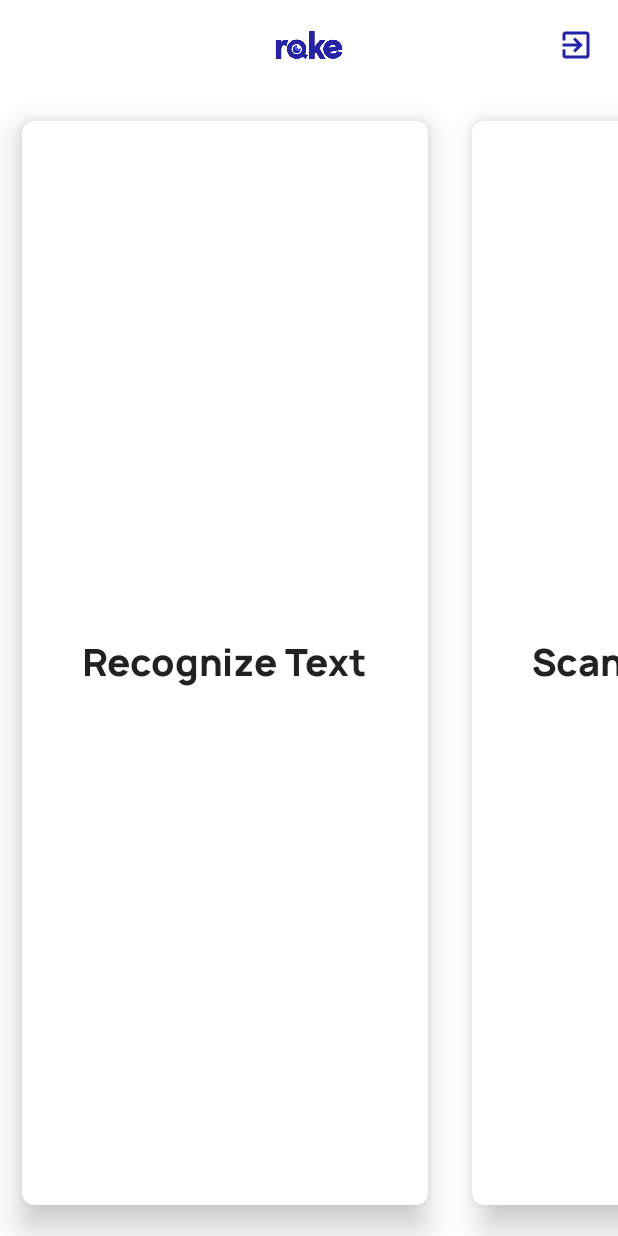
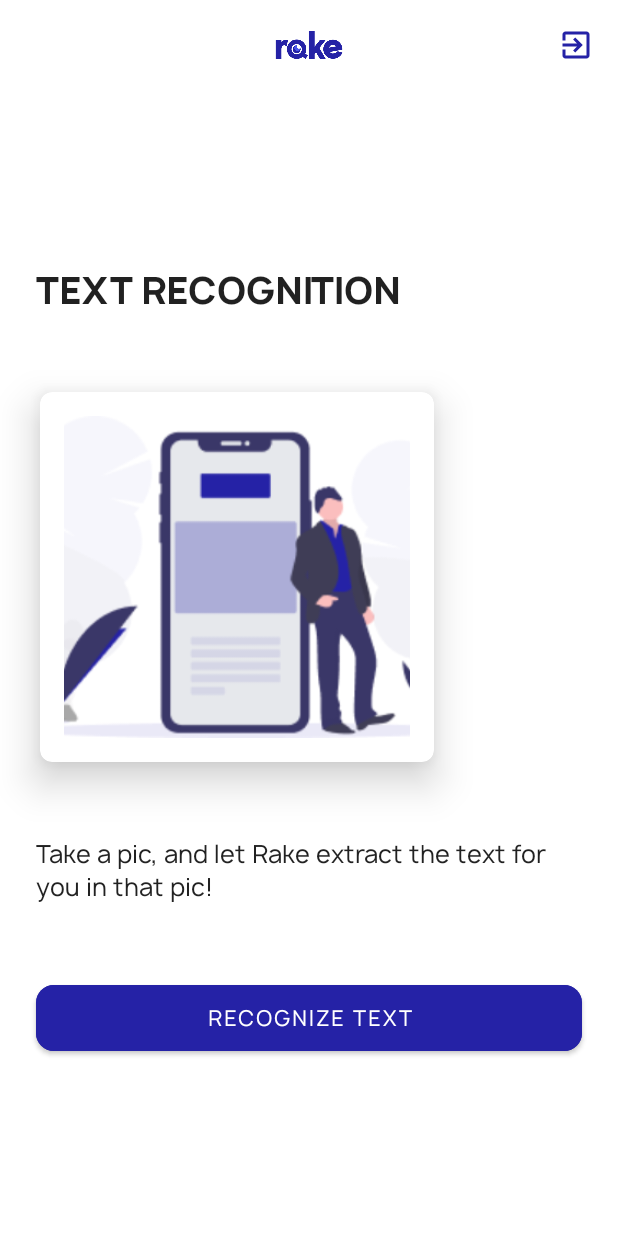
Before and after one commit to bapspatil/Rake, an Android app: the screen it shows after launch once a user with an empty profile is signed in (PickerActivity), on a phone screen of 412 x 824 dp. Run offline under Robolectric (Android 15) with nearby library versions, the light colour scheme and no system bars; our stand-ins replace Firebase (no records; nobody signed in at launch, a user with empty details on screens opened directly), data binding; libraries missing offline, so code that uses them is left out: com.firebase.ui; 1 statement that could not run was skipped.

Commit message:
Re-did UI for PickerActivity

```diff
--- a/app/src/main/java/com/bapspatil/rake/adapter/PickerAdapter.kt
+++ b/app/src/main/java/com/bapspatil/rake/adapter/PickerAdapter.kt
@@ -4,9 +4,9 @@ import android.content.Context
 import android.view.LayoutInflater
 import android.view.View
 import android.view.ViewGroup
-import androidx.core.content.res.ResourcesCompat
 import androidx.recyclerview.widget.RecyclerView
 import com.bapspatil.rake.R
+import com.bapspatil.rake.model.PickerItem
 import com.bapspatil.rake.ui.CameraActivity
 import com.bapspatil.rake.util.Constants
 import kotlinx.android.synthetic.main.item_picker.view.*
@@ -16,7 +16,7 @@ import org.jetbrains.anko.startActivity
 ** Created by Bapusaheb Patil {@link https://bapspatil.com}
 */
 
-class PickerAdapter(private val pickerOptions: ArrayList<String>) : RecyclerView.Adapter<PickerAdapter.PickerViewHolder>() {
+class PickerAdapter(private val pickerOptions: ArrayList<PickerItem>) : RecyclerView.Adapter<PickerAdapter.PickerViewHolder>() {
     private lateinit var mContext: Context
 
     inner class PickerViewHolder(itemView: View) : RecyclerView.ViewHolder(itemView)
@@ -27,12 +27,15 @@ class PickerAdapter(private val pickerOptions: ArrayList<String>) : RecyclerView
     }
 
     override fun onBindViewHolder(viewHolder: PickerViewHolder, position: Int) {
-        viewHolder.itemView.textPickerItemView.text = pickerOptions[position]
-        viewHolder.itemView.textPickerItemView.typeface = ResourcesCompat.getFont(mContext, R.font.manrope_bold)
+        viewHolder.itemView.textPickerItemView.text = pickerOptions[position].title
+        viewHolder.itemView.featureImageView.setImageResource(pickerOptions[position].drawable)
+        viewHolder.itemView.descriptionPickerTextView.text = pickerOptions[position].description
+        viewHolder.itemView.startButton.text = pickerOptions[position].buttonText
+
         when (position) {
-            0 -> viewHolder.itemView.setOnClickListener { mContext.startActivity<CameraActivity>(Constants.KEY_FUNCTION to Constants.VALUE_RECOGNIZE_TEXT) }
-            1 -> viewHolder.itemView.setOnClickListener { mContext.startActivity<CameraActivity>(Constants.KEY_FUNCTION to Constants.VALUE_SCAN_BARCODE) }
-            2 -> viewHolder.itemView.setOnClickListener { mContext.startActivity<CameraActivity>(Constants.KEY_FUNCTION to Constants.VALUE_LABEL_IMAGE) }
+            0 -> viewHolder.itemView.startButton.setOnClickListener { mContext.startActivity<CameraActivity>(Constants.KEY_FUNCTION to Constants.VALUE_RECOGNIZE_TEXT) }
+            1 -> viewHolder.itemView.startButton.setOnClickListener { mContext.startActivity<CameraActivity>(Constants.KEY_FUNCTION to Constants.VALUE_SCAN_BARCODE) }
+            2 -> viewHolder.itemView.startButton.setOnClickListener { mContext.startActivity<CameraActivity>(Constants.KEY_FUNCTION to Constants.VALUE_LABEL_IMAGE) }
         }
     }
 
--- /dev/null
+++ b/app/src/main/java/com/bapspatil/rake/model/PickerItem.kt
@@ -0,0 +1,12 @@
+package com.bapspatil.rake.model
+
+/*
+** Created by Bapusaheb Patil {@link https://bapspatil.com}
+*/
+
+data class PickerItem(
+        val title: String,
+        val drawable: Int,
+        val description: String,
+        val buttonText: String
+)
--- a/app/src/main/java/com/bapspatil/rake/ui/PickerActivity.kt
+++ b/app/src/main/java/com/bapspatil/rake/ui/PickerActivity.kt
@@ -11,6 +11,7 @@ import androidx.recyclerview.widget.RecyclerView
 import com.bapspatil.rake.R
 import com.bapspatil.rake.adapter.PickerAdapter
 import com.bapspatil.rake.databinding.ActivityPickerBinding
+import com.bapspatil.rake.model.PickerItem
 import com.bapspatil.rake.util.Constants
 import com.firebase.ui.auth.AuthUI
 import com.google.firebase.auth.FirebaseAuth
@@ -68,7 +69,11 @@ class PickerActivity : AppCompatActivity(), CoroutineScope {
             pickerRecyclerView.layoutManager = LinearLayoutManager(this@PickerActivity, RecyclerView.HORIZONTAL, false)
             LinearSnapHelper().attachToRecyclerView(pickerRecyclerView)
 
-            val pickerOptions = arrayListOf("Recognize Text", "Scan Barcodes", "Label Images")
+            val pickerOptions = arrayListOf(
+                    PickerItem("TEXT RECOGNITION", R.drawable.text_recognition, "Take a pic, and let Rake extract the text for you in that pic!", "RECOGNIZE TEXT"),
+                    PickerItem("BARCODE SCANNING", R.drawable.barcode_scanning, "Scan a barcode or a QR code and get the information from that code now!", "SCAN CODE"),
+                    PickerItem("IMAGE LABELING", R.drawable.image_labelling, "Let Rake label your images for you, so you can look up related info later on the web portal!", "LABEL IMAGES")
+            )
             pickerRecyclerView.adapter = PickerAdapter(pickerOptions)
         }
     }
--- a/app/src/main/res/layout/activity_picker.xml
+++ b/app/src/main/res/layout/activity_picker.xml
@@ -54,10 +54,15 @@
             app:layout_behavior="@string/appbar_scrolling_view_behavior">
 
             <androidx.recyclerview.widget.RecyclerView
-                android:background="@color/white"
                 android:id="@+id/pickerRecyclerView"
                 android:layout_width="match_parent"
-                android:layout_height="match_parent" />
+                android:layout_height="match_parent"
+                android:background="@color/white"
+                android:scrollbarSize="12dp"
+                android:scrollbarThumbHorizontal="@color/colorAccent"
+                android:scrollbars="horizontal"
+                tools:itemCount="3"
+                tools:listitem="@layout/item_picker" />
         </LinearLayout>
     </androidx.coordinatorlayout.widget.CoordinatorLayout>
 </layout>
--- a/app/src/main/res/layout/item_picker.xml
+++ b/app/src/main/res/layout/item_picker.xml
@@ -1,24 +1,64 @@
 <?xml version="1.0" encoding="utf-8"?><!--
     Created by Bapusaheb Patil {@link https://bapspatil.com}
 -->
-<androidx.cardview.widget.CardView xmlns:android="http://schemas.android.com/apk/res/android"
+<LinearLayout xmlns:android="http://schemas.android.com/apk/res/android"
     xmlns:app="http://schemas.android.com/apk/res-auto"
     xmlns:tools="http://schemas.android.com/tools"
-    android:layout_width="300dp"
+    android:layout_width="match_parent"
     android:layout_height="match_parent"
-    app:cardBackgroundColor="#FFF"
-    app:cardCornerRadius="8dp"
-    app:cardElevation="12dp"
-    app:cardUseCompatPadding="true"
-    app:contentPadding="16dp">
+    android:background="@color/transparent"
+    android:gravity="center"
+    android:orientation="vertical">
 
     <TextView
         android:id="@+id/textPickerItemView"
         style="@style/Base.TextAppearance.AppCompat.Headline"
+        android:layout_width="wrap_content"
+        android:layout_height="wrap_content"
+        android:layout_gravity="start"
+        android:layout_margin="24dp"
+        android:fontFamily="@font/manrope_bold"
+        tools:text="LABEL IMAGES" />
+
+    <androidx.cardview.widget.CardView
+        android:layout_width="300dp"
+        android:layout_height="300dp"
+        android:layout_gravity="start"
+        android:layout_marginStart="8dp"
+        app:cardBackgroundColor="#FFF"
+        app:cardCornerRadius="8dp"
+        app:cardElevation="16dp"
+        app:cardUseCompatPadding="true"
+        app:contentPadding="16dp">
+
+        <ImageView
+            android:id="@+id/featureImageView"
+            android:layout_width="match_parent"
+            android:layout_height="match_parent"
+            android:scaleType="centerCrop"
+            tools:src="@drawable/text_recognition" />
+    </androidx.cardview.widget.CardView>
+
+    <TextView
+        android:id="@+id/descriptionPickerTextView"
+        style="@style/Base.TextAppearance.AppCompat.Subhead"
+        android:layout_width="wrap_content"
+        android:layout_height="wrap_content"
+        android:layout_gravity="start"
+        android:layout_margin="24dp"
+        android:fontFamily="@font/manrope_regular"
+        tools:text="Take a pic and see what's in that pic!" />
+
+    <com.google.android.material.button.MaterialButton
+        android:id="@+id/startButton"
+        style="@style/Widget.MaterialComponents.Button"
         android:layout_width="match_parent"
         android:layout_height="wrap_content"
-        android:layout_gravity="center"
         android:layout_margin="24dp"
-        tools:text="LABEL\nIMAGES"
-        android:textStyle="bold" />
-</androidx.cardview.widget.CardView>
+        android:backgroundTint="@color/colorPrimary"
+        android:paddingTop="12dp"
+        android:paddingBottom="12dp"
+        android:textAppearance="@style/TextAppearance.MaterialComponents.Button"
+        app:cornerRadius="12dp"
+        tools:text="Label images now!" />
+</LinearLayout>
--- a/app/src/main/res/values/colors.xml
+++ b/app/src/main/res/values/colors.xml
@@ -5,4 +5,5 @@
     <color name="colorAccent">#BB5485</color>
     <color name="white">#FFFFFF</color>
     <color name="black">#000000</color>
+    <color name="transparent">#00FFFFFF</color>
 </resources>
```
